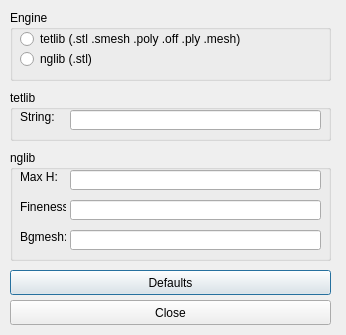
tehnick/elmerfem, file misc/Mesh3D/forms/meshcontrol.ui: the form before one commit.
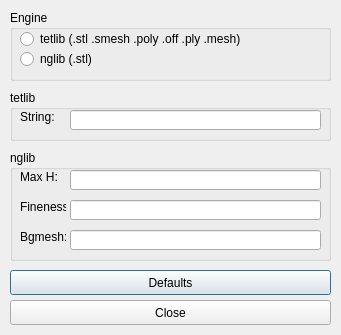
The form after the commit. Icons and pictures are not drawn.

What changed in the file:
```diff
--- a/misc/Mesh3D/forms/meshcontrol.ui
+++ b/misc/Mesh3D/forms/meshcontrol.ui
@@ -5,7 +5,7 @@
    <rect>
     <x>0</x>
     <y>0</y>
-    <width>346</width>
+    <width>341</width>
     <height>335</height>
    </rect>
   </property>
```
